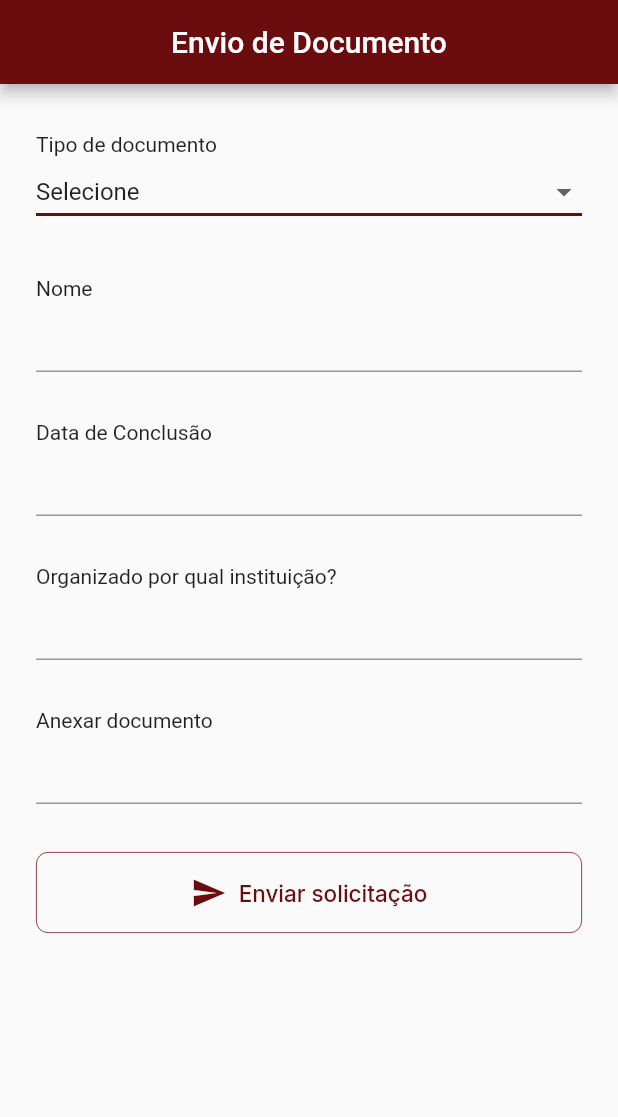
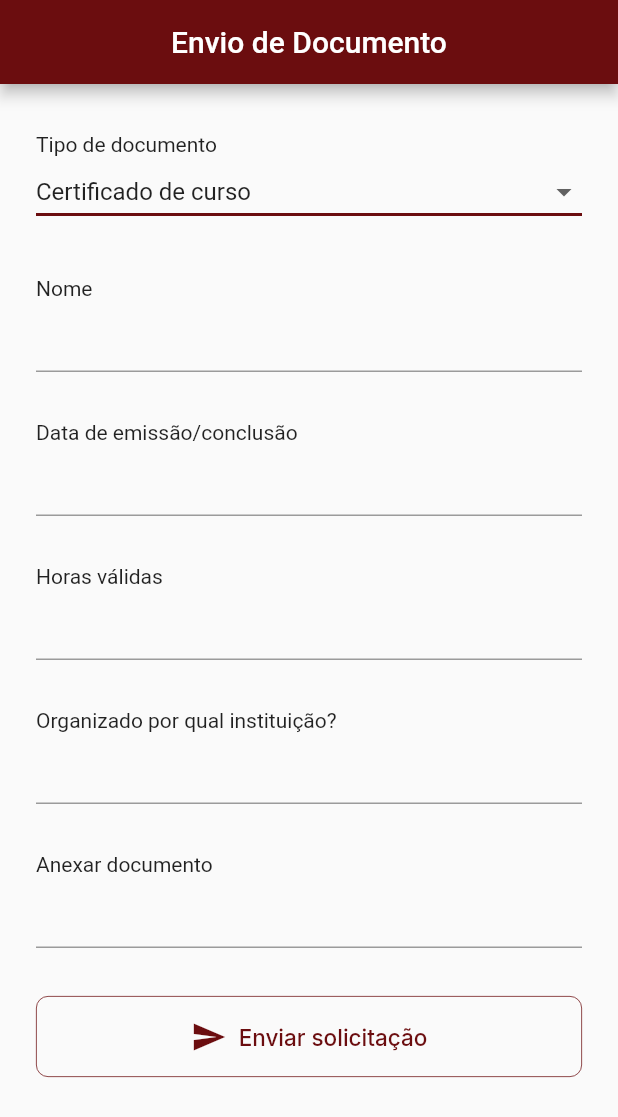
Before and after one commit to atjulia/complementa-ja, a Flutter app: the Formulario screen opened directly, after a tap on "Enviar solicitação", on a phone screen of 412 x 824 dp. Shown: the top 1117 px of the screen. Run offline on Flutter 3.47's test engine with Material 2 defaults, Android fonts, the phone set to English and light mode, and no system bars; our stand-ins replace flutter_svg, font_awesome_flutter, google_fonts, percent_indicator, shared_preferences; accounts and stored records are empty.

Commit message:
Integração feita com backend: falta arrumar o input do formulário para enviar corretamente um arquivo.

```diff
--- /dev/null
+++ b/lib/services/usuario.dart
@@ -0,0 +1,20 @@
+class Usuario {
+  final int id;
+  final String nome;
+  final String curso;
+  final int horasNecessarias;
+  final int horasConcluidas;
+  final double progress;
+  final int percent;
+
+  Usuario({
+    required this.id,
+    required this.nome,
+    required this.curso,
+    required this.horasNecessarias,
+    required this.horasConcluidas,
+    required this.progress,
+    required this.percent
+  });
+
+}
--- a/lib/views/feed.dart
+++ b/lib/views/feed.dart
@@ -2,6 +2,7 @@ import 'package:flutter/material.dart';
 import 'package:google_fonts/google_fonts.dart';
 import 'package:flutter_svg/flutter_svg.dart';
 import 'package:percent_indicator/percent_indicator.dart';
+import 'package:shared_preferences/shared_preferences.dart';
 
 //import 'package:font_awesome_flutter/font_awesome_flutter.dart';
 import '../constants.dart';
@@ -13,22 +14,34 @@ class Feed extends StatefulWidget {
 }
 
 class _FeedState extends State<Feed> {
-  late double progress;
-  late int percent;
-  late int horas;
-  late String nome;
-  late String curso;
+  late double progress = 0.0;
+  late int percent = 0;
+  late int horas = 0;
+  late int horasNecessarias = 0;
+  late String nome = '';
+  late String curso = '';
+
+
+  _getProgress() async {
+    final prefs = await SharedPreferences.getInstance();
+      setState(() {
+        progress = prefs.getDouble('progress') ?? 0.0;
+        percent = prefs.getInt('percent') ?? 0;
+        horas = prefs.getInt('horasConcluidas') ?? 0;
+        nome = prefs.getString('nome') ?? '';
+        curso = prefs.getString('curso') ?? '';
+        horasNecessarias = prefs.getInt('horasNecessarias') ?? 0;
+    });
+  }
 
   final _scaffoldKey = GlobalKey<ScaffoldState>();
 
   @override
   void initState() {
-   // aqui tem que atribuir os valores das variaveis
-    horas = 80;
-    percent = 30;
-    progress = 0.30;
-    nome = 'Júlia Karolina';
-    curso = 'Engenharia de Software';
+   super.initState();
+   WidgetsBinding.instance.addPostFrameCallback((_){
+     _getProgress();
+   });
   }
 
   @override
@@ -48,7 +61,7 @@ class _FeedState extends State<Feed> {
               Column(
                 children: [
                   Text(
-                    'Olá $nome', // colocar nome vindo do banco
+                    'Olá $nome',
                     textAlign: TextAlign.center,
                     style: GoogleFonts.inter(
                       fontSize: 25,
@@ -57,7 +70,7 @@ class _FeedState extends State<Feed> {
                     ),
                   ),
                   Text(
-                    curso, // colocar curso vindo do banco
+                    curso,
                     textAlign: TextAlign.right,
                     style: GoogleFonts.inter(
                       fontSize: 14,
@@ -99,7 +112,7 @@ class _FeedState extends State<Feed> {
                               ),
                             ),
                             Text(
-                              '$horas h de 230 h', // trocar para horas
+                              '$horas h de $horasNecessarias h',
                               textAlign: TextAlign.right,
                               style: GoogleFonts.inter(
                                 fontSize: 13,
@@ -126,7 +139,7 @@ class _FeedState extends State<Feed> {
                                 lineWidth: 4.0,
                                 percent: percent / 100,
                                 center: Text(
-                                  percent.toString() + "%", // progresso
+                                  percent.toString() + "%",
                                   style: TextStyle(
                                       fontSize: 24.0,
                                       fontWeight: FontWeight.w600,
--- a/lib/views/formulario.dart
+++ b/lib/views/formulario.dart
@@ -1,4 +1,7 @@
+import 'dart:io';
+
 import 'package:complementa_ja/constants.dart';
+import 'package:complementa_ja/services/formularioservice.dart';
 import 'package:flutter/material.dart';
 import 'package:google_fonts/google_fonts.dart';
 
@@ -9,16 +12,36 @@ class Formulario extends StatefulWidget {
   State<Formulario> createState() => _FormularioState();
 }
 
-late List<String> listValue = ["Selecione", "PDF", "Documento"];
+late List<String> listValue = ["Certificado de curso", "Certificado de participação em palestra", "Certificado de participação em projeto social", "Outros"];
 
 class _FormularioState extends State<Formulario> {
   late String initalValue = listValue.first;
 
-  late Solicitacao model = new Solicitacao();
-  late TextEditingController controllerNome = new TextEditingController();
-  late TextEditingController controllerConclusao = new TextEditingController();
-  late TextEditingController controllerInstituicao = new TextEditingController();
+  late FormData form = new FormData();
+  FormularioService formularioService = FormularioService();
+
+  late TextEditingController controllerNomeDocumento = new TextEditingController();
+  late TextEditingController controllerEmissao = new TextEditingController();
+  late TextEditingController controllerInstituicaoEmissora = new TextEditingController();
+  late TextEditingController controllerHorasValidas = new TextEditingController();
   late TextEditingController controllerAnxDocumento = new TextEditingController();
+
+  void doSubmit() async {
+    var res = await formularioService.sendForm(form.arquivo, form.nomeDocumento, form.tipoDocumento, form.horasValidas, form.dataEmissao, form.instituicaoEmissora);
+    if (res) {
+      ScaffoldMessenger.of(context).showSnackBar(
+        const SnackBar(
+          content: Text('Solicitação enviada com sucesso'),
+        ),
+      );
+    } else {
+      ScaffoldMessenger.of(context).showSnackBar(
+        const SnackBar(
+          content: Text('Erro ao enviar solicitação'),
+        ),
+      );
+    }
+  }
 
   @override
   Widget build(BuildContext context) {
@@ -48,7 +71,7 @@ class _FormularioState extends State<Formulario> {
                     // This is called when the user selects an item.
                     setState(() {
                       initalValue = value!;
-                      model.documento = value;
+                      form.tipoDocumento = value;
                     });
                   },
                   items: listValue.map((String value) {
@@ -68,7 +91,7 @@ class _FormularioState extends State<Formulario> {
               children: [
                 Text('Nome'),
                 TextFormField(
-                  controller: controllerNome,
+                  controller: controllerNomeDocumento,
                   cursorColor: primaryColor,
                 )
               ],
@@ -79,9 +102,22 @@ class _FormularioState extends State<Formulario> {
             child: Column(
               crossAxisAlignment: CrossAxisAlignment.start,
               children: [
-                Text('Data de Conclusão'),
+                Text('Data de emissão/conclusão'),
                 TextFormField(
-                  controller: controllerConclusao,
+                  controller: controllerEmissao,
+                  cursorColor: primaryColor,
+                )
+              ],
+            ),
+          ),
+          Padding(
+            padding: const EdgeInsets.only(left: 24.0, right: 24, top: 32),
+            child: Column(
+              crossAxisAlignment: CrossAxisAlignment.start,
+              children: [
+                Text('Horas válidas'),
+                TextFormField(
+                  controller: controllerHorasValidas,
                   cursorColor: primaryColor,
                 )
               ],
@@ -94,7 +130,7 @@ class _FormularioState extends State<Formulario> {
               children: [
                 Text('Organizado por qual instituição?'),
                 TextFormField(
-                  controller: controllerInstituicao,
+                  controller: controllerInstituicaoEmissora,
                   cursorColor: primaryColor,
                 )
               ],
@@ -117,18 +153,7 @@ class _FormularioState extends State<Formulario> {
             padding: const EdgeInsets.only(left: 24.0, right: 24, top: 32),
             child: OutlinedButton(
               onPressed: () {
-                model.nome = controllerNome.text;
-                model.conclusao = controllerConclusao.text;
-                model.instituicao = controllerInstituicao.text;
-                model.anxDocumento = controllerAnxDocumento.text;// se faz normalmente pra texto
-
-                //debugPrint(model.documento);
-                debugPrint(model.nome);
-                debugPrint(model.conclusao);
-                debugPrint(model.instituicao);
-                debugPrint(model.anxDocumento);
-
-
+                doSubmit();
               },
               style: OutlinedButton.styleFrom(
                   minimumSize: Size.fromHeight(40),
@@ -163,10 +188,12 @@ class _FormularioState extends State<Formulario> {
   }
 }
 
-class Solicitacao {
-  late String documento;
-  late String nome;
-  late String conclusao;
-  late String instituicao;
-  late String anxDocumento;
+class FormData {
+  late File arquivo;
+  late String nomeDocumento;
+  late String tipoDocumento;
+  late int horasValidas;
+  late String dataEmissao;
+  late String instituicaoEmissora;
+
 }
--- a/pubspec.yaml
+++ b/pubspec.yaml
@@ -24,6 +24,8 @@ dependencies:
   font_awesome_flutter: ^9.1.0
   percent_indicator: ^4.0.1
   modal_bottom_sheet: ^2.1.2
+  http: ^0.13.5
+  shared_preferences: ^2.0.15
 
   # The following adds the Cupertino Icons font to your application.
   # Use with the CupertinoIcons class for iOS style icons.
```
Also changed, not shown: lib/services/formularioservice.dart (added, +58 -0 lines), lib/services/loginservice.dart (added, +65 -0 lines), lib/views/login.dart (+43 -4 lines), pubspec.lock.
